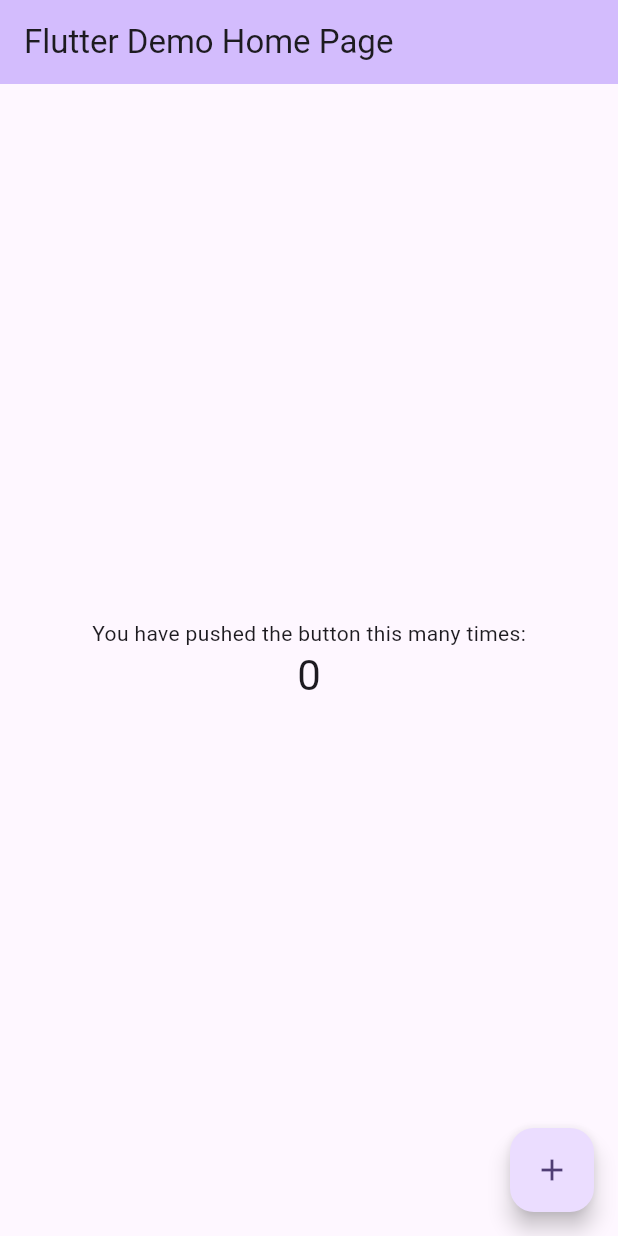
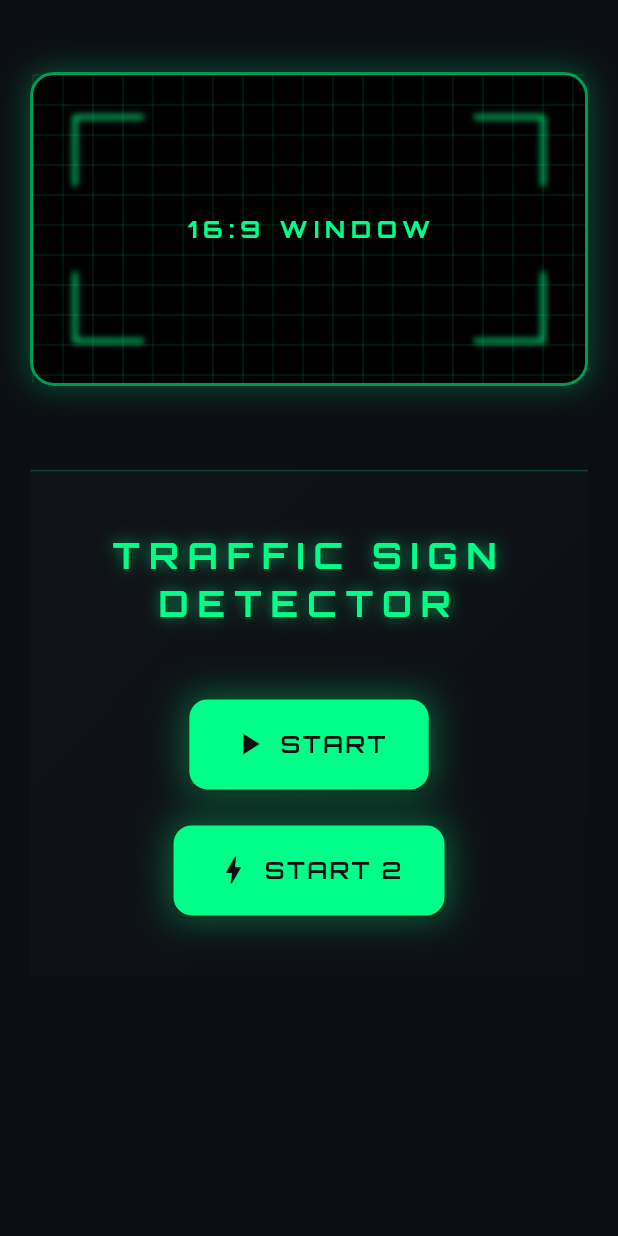
Before and after one commit to khp53/traffic_sign_detector, a Flutter app: the screen it shows after launch, on a phone screen of 412 x 824 dp. Run offline on Flutter 3.47's test engine with Material 3 defaults, Android fonts, the phone set to English and light mode, and no system bars; our stand-ins replace google_fonts.

Commit message:
Enhance app theme and layout for Traffic Sign Detector with custom styles and responsive design

```diff
--- a/lib/main.dart
+++ b/lib/main.dart
@@ -1,4 +1,5 @@
 import 'package:flutter/material.dart';
+import 'package:google_fonts/google_fonts.dart';
 
 void main() {
   runApp(const MyApp());
@@ -7,116 +8,309 @@ void main() {
 class MyApp extends StatelessWidget {
   const MyApp({super.key});
 
-  // This widget is the root of your application.
   @override
   Widget build(BuildContext context) {
+    final neonGreen = const Color(0xFF00FF88);
+    final darkBg = const Color(0xFF0B0F13);
     return MaterialApp(
-      title: 'Flutter Demo',
+      debugShowCheckedModeBanner: false,
+      title: 'Traffic Sign Detector',
       theme: ThemeData(
-        // This is the theme of your application.
-        //
-        // TRY THIS: Try running your application with "flutter run". You'll see
-        // the application has a purple toolbar. Then, without quitting the app,
-        // try changing the seedColor in the colorScheme below to Colors.green
-        // and then invoke "hot reload" (save your changes or press the "hot
-        // reload" button in a Flutter-supported IDE, or press "r" if you used
-        // the command line to start the app).
-        //
-        // Notice that the counter didn't reset back to zero; the application
-        // state is not lost during the reload. To reset the state, use hot
-        // restart instead.
-        //
-        // This works for code too, not just values: Most code changes can be
-        // tested with just a hot reload.
-        colorScheme: ColorScheme.fromSeed(seedColor: Colors.deepPurple),
+        brightness: Brightness.dark,
+        scaffoldBackgroundColor: darkBg,
+        colorScheme: ColorScheme.fromSeed(
+          seedColor: neonGreen,
+          brightness: Brightness.dark,
+          primary: neonGreen,
+          secondary: neonGreen,
+          background: darkBg,
+        ),
+        textTheme: GoogleFonts.orbitronTextTheme(
+          ThemeData.dark().textTheme,
+        ).apply(bodyColor: neonGreen, displayColor: neonGreen),
+        appBarTheme: AppBarTheme(
+          backgroundColor: darkBg.withOpacity(0.9),
+          elevation: 0,
+          titleTextStyle: GoogleFonts.orbitron(
+            fontSize: 18,
+            fontWeight: FontWeight.w600,
+            color: neonGreen,
+            letterSpacing: 2,
+          ),
+        ),
+        elevatedButtonTheme: ElevatedButtonThemeData(
+          style:
+              ElevatedButton.styleFrom(
+                foregroundColor: darkBg,
+                backgroundColor: neonGreen,
+                padding: const EdgeInsets.symmetric(
+                  horizontal: 28,
+                  vertical: 18,
+                ),
+                textStyle: GoogleFonts.orbitron(
+                  fontSize: 16,
+                  fontWeight: FontWeight.w600,
+                  letterSpacing: 1.5,
+                ),
+                shape: RoundedRectangleBorder(
+                  borderRadius: BorderRadius.circular(12),
+                ),
+              ).merge(
+                ButtonStyle(
+                  overlayColor: WidgetStateProperty.resolveWith(
+                    (states) => states.contains(WidgetState.pressed)
+                        ? neonGreen.withOpacity(0.2)
+                        : null,
+                  ),
+                ),
+              ),
+        ),
       ),
-      home: const MyHomePage(title: 'Flutter Demo Home Page'),
+      home: const FuturisticHome(),
     );
   }
 }
 
-class MyHomePage extends StatefulWidget {
-  const MyHomePage({super.key, required this.title});
-
-  // This widget is the home page of your application. It is stateful, meaning
-  // that it has a State object (defined below) that contains fields that affect
-  // how it looks.
-
-  // This class is the configuration for the state. It holds the values (in this
-  // case the title) provided by the parent (in this case the App widget) and
-  // used by the build method of the State. Fields in a Widget subclass are
-  // always marked "final".
-
-  final String title;
+class FuturisticHome extends StatelessWidget {
+  const FuturisticHome({super.key});
 
   @override
-  State<MyHomePage> createState() => _MyHomePageState();
+  Widget build(BuildContext context) {
+    final theme = Theme.of(context);
+    final neonGreen = theme.colorScheme.primary;
+    return Scaffold(
+      body: LayoutBuilder(
+        builder: (context, constraints) {
+          final isVertical =
+              constraints.maxWidth < 900; // stack on small screens
+          final leftWidth = isVertical
+              ? constraints.maxWidth
+              : constraints.maxWidth / 2;
+          final rightWidth = isVertical
+              ? constraints.maxWidth
+              : constraints.maxWidth / 2;
+
+          final preview = Center(
+            child: AspectRatio(
+              aspectRatio: 16 / 9,
+              child: Container(
+                decoration: BoxDecoration(
+                  color: Colors.black,
+                  borderRadius: BorderRadius.circular(16),
+                  border: Border.all(
+                    color: neonGreen.withOpacity(0.6),
+                    width: 2,
+                  ),
+                  boxShadow: [
+                    BoxShadow(
+                      color: neonGreen.withOpacity(0.25),
+                      blurRadius: 16,
+                      spreadRadius: 2,
+                      offset: const Offset(0, 0),
+                    ),
+                  ],
+                ),
+                child: Stack(
+                  children: [
+                    // Placeholder scan lines / grid overlay
+                    Positioned.fill(
+                      child: CustomPaint(
+                        painter: _ScanOverlayPainter(
+                          color: neonGreen.withOpacity(0.12),
+                        ),
+                      ),
+                    ),
+                    Center(
+                      child: Text(
+                        '16:9 WINDOW',
+                        style: theme.textTheme.titleMedium?.copyWith(
+                          letterSpacing: 4,
+                          fontWeight: FontWeight.w700,
+                        ),
+                      ),
+                    ),
+                  ],
+                ),
+              ),
+            ),
+          );
+
+          final controls = Container(
+            width: rightWidth,
+            padding: const EdgeInsets.symmetric(horizontal: 32, vertical: 40),
+            decoration: BoxDecoration(
+              gradient: LinearGradient(
+                colors: [
+                  Colors.white.withOpacity(0.02),
+                  Colors.white.withOpacity(0.005),
+                ],
+                begin: Alignment.topLeft,
+                end: Alignment.bottomRight,
+              ),
+              border: Border(
+                left: isVertical
+                    ? BorderSide.none
+                    : BorderSide(color: neonGreen.withOpacity(0.2), width: 1),
+                top: isVertical
+                    ? BorderSide(color: neonGreen.withOpacity(0.2), width: 1)
+                    : BorderSide.none,
+              ),
+            ),
+            child: Column(
+              mainAxisAlignment: MainAxisAlignment.center,
+              crossAxisAlignment: CrossAxisAlignment.center,
+              children: [
+                Text(
+                  'TRAFFIC SIGN DETECTOR',
+                  style: theme.textTheme.headlineSmall?.copyWith(
+                    fontWeight: FontWeight.bold,
+                    letterSpacing: 6,
+                    shadows: [
+                      Shadow(color: neonGreen.withOpacity(0.6), blurRadius: 12),
+                    ],
+                  ),
+                  textAlign: TextAlign.center,
+                ),
+                const SizedBox(height: 48),
+                Wrap(
+                  spacing: 24,
+                  runSpacing: 24,
+                  alignment: WrapAlignment.center,
+                  children: [
+                    _GlowButton(
+                      label: 'START',
+                      icon: Icons.play_arrow,
+                      onPressed: () {},
+                    ),
+                    _GlowButton(
+                      label: 'START 2',
+                      icon: Icons.bolt,
+                      onPressed: () {},
+                    ),
+                  ],
+                ),
+              ],
+            ),
+          );
+
+          return AnimatedSwitcher(
+            duration: const Duration(milliseconds: 400),
+            child: isVertical
+                ? SingleChildScrollView(
+                    key: const ValueKey('vertical'),
+                    padding: const EdgeInsets.symmetric(
+                      vertical: 48,
+                      horizontal: 20,
+                    ),
+                    child: Column(
+                      children: [
+                        SizedBox(width: leftWidth, child: preview),
+                        const SizedBox(height: 56),
+                        controls,
+                      ],
+                    ),
+                  )
+                : Row(
+                    key: const ValueKey('horizontal'),
+                    children: [
+                      Expanded(
+                        child: Center(
+                          child: SizedBox(
+                            width: leftWidth * 0.9,
+                            child: preview,
+                          ),
+                        ),
+                      ),
+                      SizedBox(width: rightWidth, child: controls),
+                    ],
+                  ),
+          );
+        },
+      ),
+    );
+  }
 }
 
-class _MyHomePageState extends State<MyHomePage> {
-  int _counter = 0;
+class _GlowButton extends StatelessWidget {
+  final String label;
+  final IconData icon;
+  final VoidCallback onPressed;
+  const _GlowButton({
+    required this.label,
+    required this.icon,
+    required this.onPressed,
+  });
 
-  void _incrementCounter() {
-    setState(() {
-      // This call to setState tells the Flutter framework that something has
-      // changed in this State, which causes it to rerun the build method below
-      // so that the display can reflect the updated values. If we changed
-      // _counter without calling setState(), then the build method would not be
-      // called again, and so nothing would appear to happen.
-      _counter++;
-    });
+  @override
+  Widget build(BuildContext context) {
+    final neonGreen = Theme.of(context).colorScheme.primary;
+    return DecoratedBox(
+      decoration: BoxDecoration(
+        boxShadow: [
+          BoxShadow(
+            color: neonGreen.withOpacity(0.4),
+            blurRadius: 20,
+            spreadRadius: 1,
+          ),
+        ],
+      ),
+      child: ElevatedButton.icon(
+        onPressed: onPressed,
+        icon: Icon(icon, size: 24),
+        label: Text(label),
+      ),
+    );
+  }
+}
+
+class _ScanOverlayPainter extends CustomPainter {
+  final Color color;
+  _ScanOverlayPainter({required this.color});
+
+  @override
+  void paint(Canvas canvas, Size size) {
+    final paint = Paint()
+      ..color = color
+      ..style = PaintingStyle.stroke
+      ..strokeWidth = 1;
+
+    // Draw grid lines
+    const grid = 20.0;
+    for (double x = 0; x <= size.width; x += grid) {
+      canvas.drawLine(Offset(x, 0), Offset(x, size.height), paint);
+    }
+    for (double y = 0; y <= size.height; y += grid) {
+      canvas.drawLine(Offset(0, y), Offset(size.width, y), paint);
+    }
+
+    // Corner brackets
+    final bracket = Path();
+    const corner = 28.0;
+    const len = 46.0;
+    void addCorner(double dx, double dy, bool right, bool bottom) {
+      final ox = right ? size.width - corner : corner;
+      final oy = bottom ? size.height - corner : corner;
+      final dirX = right ? -1 : 1;
+      final dirY = bottom ? -1 : 1;
+      bracket.moveTo(ox + len * dirX, oy);
+      bracket.lineTo(ox, oy);
+      bracket.lineTo(ox, oy + len * dirY);
+    }
+
+    addCorner(0, 0, false, false);
+    addCorner(0, 0, true, false);
+    addCorner(0, 0, false, true);
+    addCorner(0, 0, true, true);
+    final bracketPaint = Paint()
+      ..color = color.withOpacity(0.8)
+      ..style = PaintingStyle.stroke
+      ..strokeWidth = 3
+      ..strokeJoin = StrokeJoin.round
+      ..maskFilter = const MaskFilter.blur(BlurStyle.normal, 2);
+    canvas.drawPath(bracket, bracketPaint);
   }
 
   @override
-  Widget build(BuildContext context) {
-    // This method is rerun every time setState is called, for instance as done
-    // by the _incrementCounter method above.
-    //
-    // The Flutter framework has been optimized to make rerunning build methods
-    // fast, so that you can just rebuild anything that needs updating rather
-    // than having to individually change instances of widgets.
-    return Scaffold(
-      appBar: AppBar(
-        // TRY THIS: Try changing the color here to a specific color (to
-        // Colors.amber, perhaps?) and trigger a hot reload to see the AppBar
-        // change color while the other colors stay the same.
-        backgroundColor: Theme.of(context).colorScheme.inversePrimary,
-        // Here we take the value from the MyHomePage object that was created by
-        // the App.build method, and use it to set our appbar title.
-        title: Text(widget.title),
-      ),
-      body: Center(
-        // Center is a layout widget. It takes a single child and positions it
-        // in the middle of the parent.
-        child: Column(
-          // Column is also a layout widget. It takes a list of children and
-          // arranges them vertically. By default, it sizes itself to fit its
-          // children horizontally, and tries to be as tall as its parent.
-          //
-          // Column has various properties to control how it sizes itself and
-          // how it positions its children. Here we use mainAxisAlignment to
-          // center the children vertically; the main axis here is the vertical
-          // axis because Columns are vertical (the cross axis would be
-          // horizontal).
-          //
-          // TRY THIS: Invoke "debug painting" (choose the "Toggle Debug Paint"
-          // action in the IDE, or press "p" in the console), to see the
-          // wireframe for each widget.
-          mainAxisAlignment: MainAxisAlignment.center,
-          children: <Widget>[
-            const Text('You have pushed the button this many times:'),
-            Text(
-              '$_counter',
-              style: Theme.of(context).textTheme.headlineMedium,
-            ),
-          ],
-        ),
-      ),
-      floatingActionButton: FloatingActionButton(
-        onPressed: _incrementCounter,
-        tooltip: 'Increment',
-        child: const Icon(Icons.add),
-      ), // This trailing comma makes auto-formatting nicer for build methods.
-    );
-  }
+  bool shouldRepaint(covariant _ScanOverlayPainter oldDelegate) =>
+      oldDelegate.color != color;
 }
```
